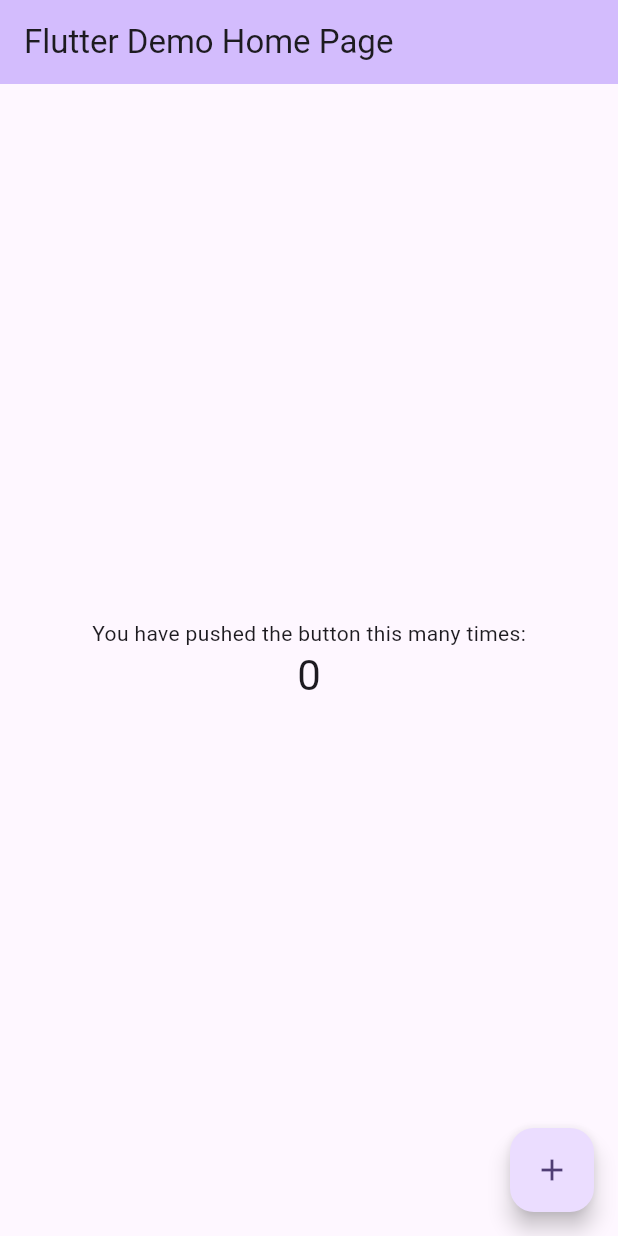
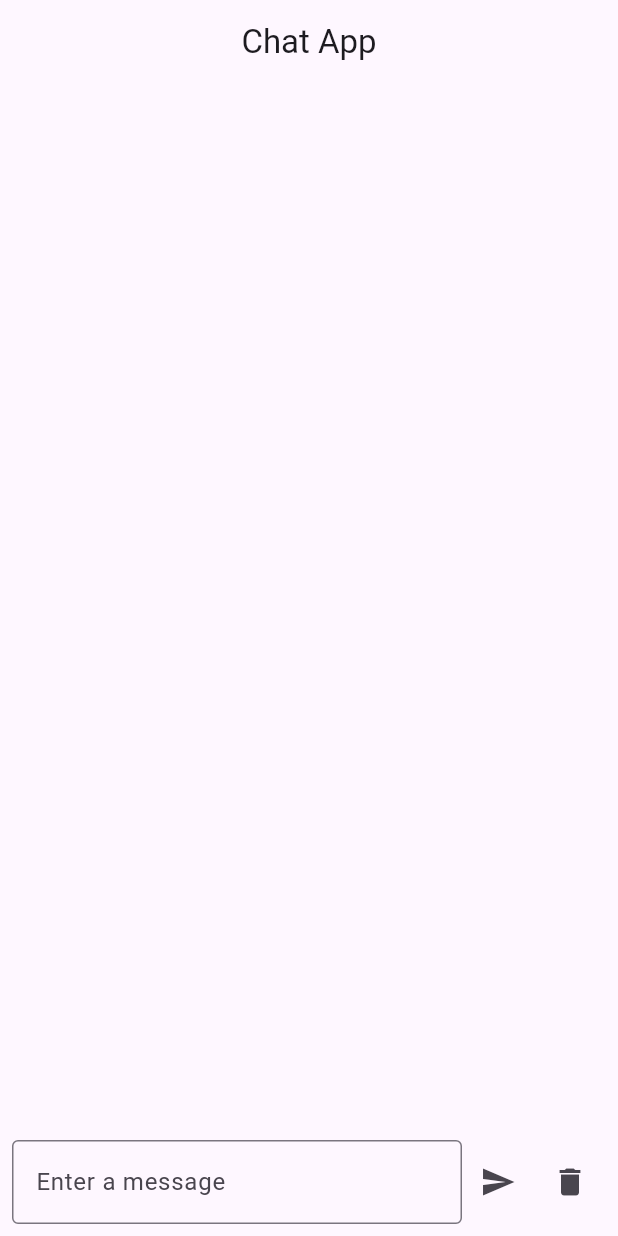
Before and after one commit to amiya007/dating_app_flutter, a Flutter app: the screen it shows after launch, on a phone screen of 412 x 824 dp. Run offline on Flutter 3.47's test engine with Material 3 defaults, Android fonts, the phone set to English and light mode, and no system bars; our stand-ins replace socket_io_client; network calls fail.

Commit message:
basic setup

```diff
--- a/lib/main.dart
+++ b/lib/main.dart
@@ -1,125 +1,141 @@
+import 'dart:developer';
+
 import 'package:flutter/material.dart';
+import 'package:socket_io_client/socket_io_client.dart' as io;
 
-void main() {
+Future<void> main() async {
+  WidgetsFlutterBinding.ensureInitialized();
   runApp(const MyApp());
 }
 
 class MyApp extends StatelessWidget {
   const MyApp({super.key});
 
-  // This widget is the root of your application.
   @override
   Widget build(BuildContext context) {
     return MaterialApp(
-      title: 'Flutter Demo',
       theme: ThemeData(
-        // This is the theme of your application.
-        //
-        // TRY THIS: Try running your application with "flutter run". You'll see
-        // the application has a purple toolbar. Then, without quitting the app,
-        // try changing the seedColor in the colorScheme below to Colors.green
-        // and then invoke "hot reload" (save your changes or press the "hot
-        // reload" button in a Flutter-supported IDE, or press "r" if you used
-        // the command line to start the app).
-        //
-        // Notice that the counter didn't reset back to zero; the application
-        // state is not lost during the reload. To reset the state, use hot
-        // restart instead.
-        //
-        // This works for code too, not just values: Most code changes can be
-        // tested with just a hot reload.
         colorScheme: ColorScheme.fromSeed(seedColor: Colors.deepPurple),
         useMaterial3: true,
       ),
-      home: const MyHomePage(title: 'Flutter Demo Home Page'),
+      home: const ChatScreen(),
     );
   }
 }
 
-class MyHomePage extends StatefulWidget {
-  const MyHomePage({super.key, required this.title});
-
-  // This widget is the home page of your application. It is stateful, meaning
-  // that it has a State object (defined below) that contains fields that affect
-  // how it looks.
-
-  // This class is the configuration for the state. It holds the values (in this
-  // case the title) provided by the parent (in this case the App widget) and
-  // used by the build method of the State. Fields in a Widget subclass are
-  // always marked "final".
-
-  final String title;
+class ChatScreen extends StatefulWidget {
+  const ChatScreen({super.key});
 
   @override
-  State<MyHomePage> createState() => _MyHomePageState();
+  _ChatScreenState createState() => _ChatScreenState();
 }
 
-class _MyHomePageState extends State<MyHomePage> {
-  int _counter = 0;
+class _ChatScreenState extends State<ChatScreen> {
+  late io.Socket socket;
+  List<String> messages = [];
+  TextEditingController messageController = TextEditingController();
 
-  void _incrementCounter() {
+  @override
+  void initState() {
+    super.initState();
+    connectToServer();
+  }
+
+  void connectToServer() {
+    socket = io.io('ws://192.168.56.1:3000/', <String, dynamic>{
+      'transports': ['websocket'],
+      'autoConnect': true,
+    });
+
+    socket.connect();
+
+    socket.onConnect((_) {
+      log('Connected to server');
+    });
+    socket.onConnectError((data) {
+      log('Connection error: $data');
+    });
+
+    socket.onError((data) {
+      log('Error: $data');
+    });
+    socket.on('receive_message', (data) {
+      // setState(() {
+      //   messages.add(data);
+      // });
+      log(messages.toString());
+    });
+    log(socket.connected.toString());
+    socket.onDisconnect((_) => log('Disconnected from server'));
+  }
+
+  void sendMessage(String message) {
+    socket.emit('send_message', message);
     setState(() {
-      // This call to setState tells the Flutter framework that something has
-      // changed in this State, which causes it to rerun the build method below
-      // so that the display can reflect the updated values. If we changed
-      // _counter without calling setState(), then the build method would not be
-      // called again, and so nothing would appear to happen.
-      _counter++;
+      messages.add("Me: $message");
     });
+    messageController.clear();
+  }
+
+  @override
+  void dispose() {
+    socket.dispose();
+    super.dispose();
   }
 
   @override
   Widget build(BuildContext context) {
-    // This method is rerun every time setState is called, for instance as done
-    // by the _incrementCounter method above.
-    //
-    // The Flutter framework has been optimized to make rerunning build methods
-    // fast, so that you can just rebuild anything that needs updating rather
-    // than having to individually change instances of widgets.
     return Scaffold(
       appBar: AppBar(
-        // TRY THIS: Try changing the color here to a specific color (to
-        // Colors.amber, perhaps?) and trigger a hot reload to see the AppBar
-        // change color while the other colors stay the same.
-        backgroundColor: Theme.of(context).colorScheme.inversePrimary,
-        // Here we take the value from the MyHomePage object that was created by
-        // the App.build method, and use it to set our appbar title.
-        title: Text(widget.title),
+        title: const Text('Chat App'),
+        centerTitle: true,
       ),
-      body: Center(
-        // Center is a layout widget. It takes a single child and positions it
-        // in the middle of the parent.
-        child: Column(
-          // Column is also a layout widget. It takes a list of children and
-          // arranges them vertically. By default, it sizes itself to fit its
-          // children horizontally, and tries to be as tall as its parent.
-          //
-          // Column has various properties to control how it sizes itself and
-          // how it positions its children. Here we use mainAxisAlignment to
-          // center the children vertically; the main axis here is the vertical
-          // axis because Columns are vertical (the cross axis would be
-          // horizontal).
-          //
-          // TRY THIS: Invoke "debug painting" (choose the "Toggle Debug Paint"
-          // action in the IDE, or press "p" in the console), to see the
-          // wireframe for each widget.
-          mainAxisAlignment: MainAxisAlignment.center,
-          children: <Widget>[
-            const Text(
-              'You have pushed the button this many times:',
+      body: Column(
+        children: [
+          Expanded(
+            child: ListView.builder(
+              itemCount: messages.length,
+              itemBuilder: (context, index) {
+                return ListTile(
+                  title: Text(messages[index]),
+                );
+              },
             ),
-            Text(
-              '$_counter',
-              style: Theme.of(context).textTheme.headlineMedium,
+          ),
+          Padding(
+            padding: const EdgeInsets.all(8.0),
+            child: Row(
+              children: [
+                Expanded(
+                  child: TextField(
+                    controller: messageController,
+                    decoration: const InputDecoration(
+                      hintText: 'Enter a message',
+                      border: OutlineInputBorder(),
+                    ),
+                  ),
+                ),
+                IconButton(
+                  icon: const Icon(Icons.send),
+                  onPressed: () {
+                    if (messageController.text.isNotEmpty) {
+                      sendMessage(messageController.text);
+                    }
+                  },
+                ),
+                IconButton(
+                  icon: const Icon(Icons.delete),
+                  onPressed: () {
+                    setState(() {
+                      messages.clear();
+                    });
+                  },
+                ),
+              ],
             ),
-          ],
-        ),
+          ),
+        ],
       ),
-      floatingActionButton: FloatingActionButton(
-        onPressed: _incrementCounter,
-        tooltip: 'Increment',
-        child: const Icon(Icons.add),
-      ), // This trailing comma makes auto-formatting nicer for build methods.
     );
   }
 }
```
Also changed, not shown: pubspec.yaml (+3 -52 lines), pubspec.lock, 2 other files.
